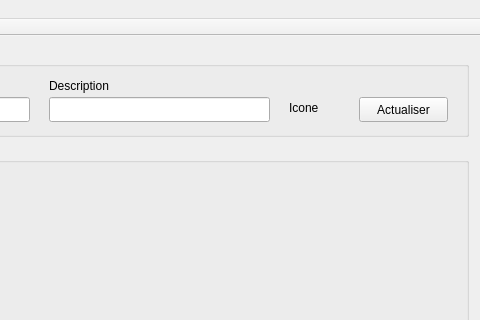
Old version of the form TP-5/WeatherStation/TP5_WeatherStation.ui in the repository KiwisDev/QualiDev2A; both pictures show x 382 to 862 and y 0 to 320 of the 862 by 613 pixel window.
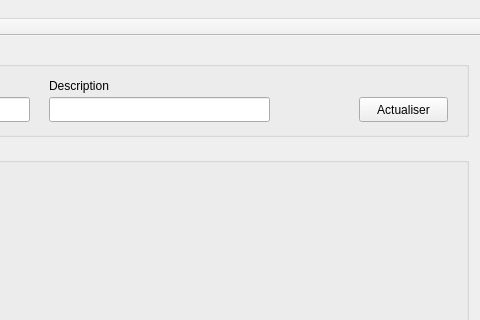
New version of the form.

The edit to the form file:
```diff
--- a/TP-5/WeatherStation/TP5_WeatherStation.ui
+++ b/TP-5/WeatherStation/TP5_WeatherStation.ui
@@ -160,7 +160,7 @@
         </rect>
        </property>
        <property name="text">
-        <string>Icone</string>
+        <string/>
        </property>
       </widget>
       <widget class="QLineEdit" name="lineEdit_temp">
```
